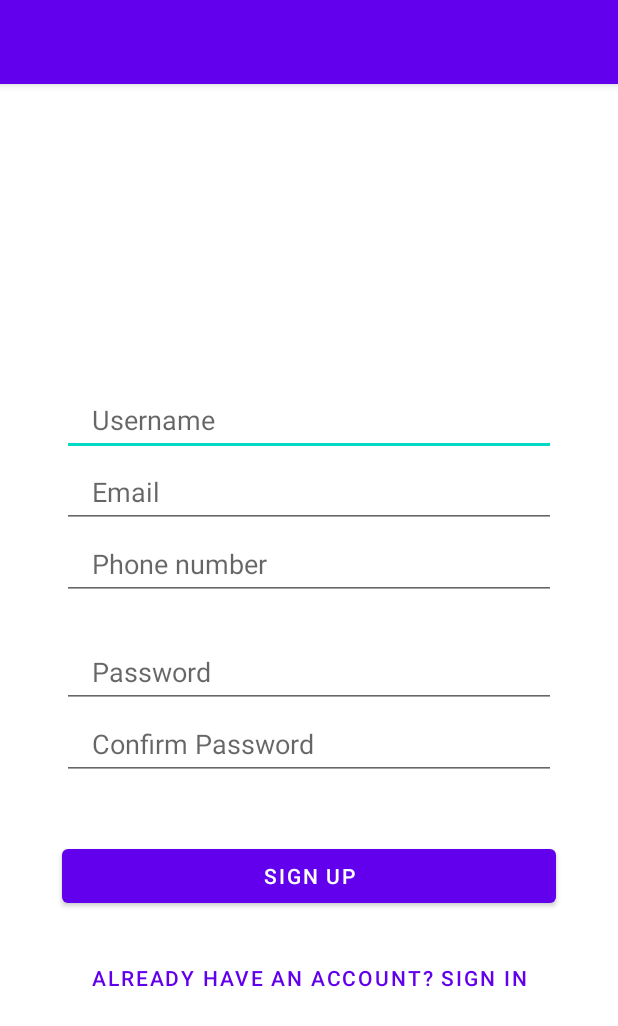
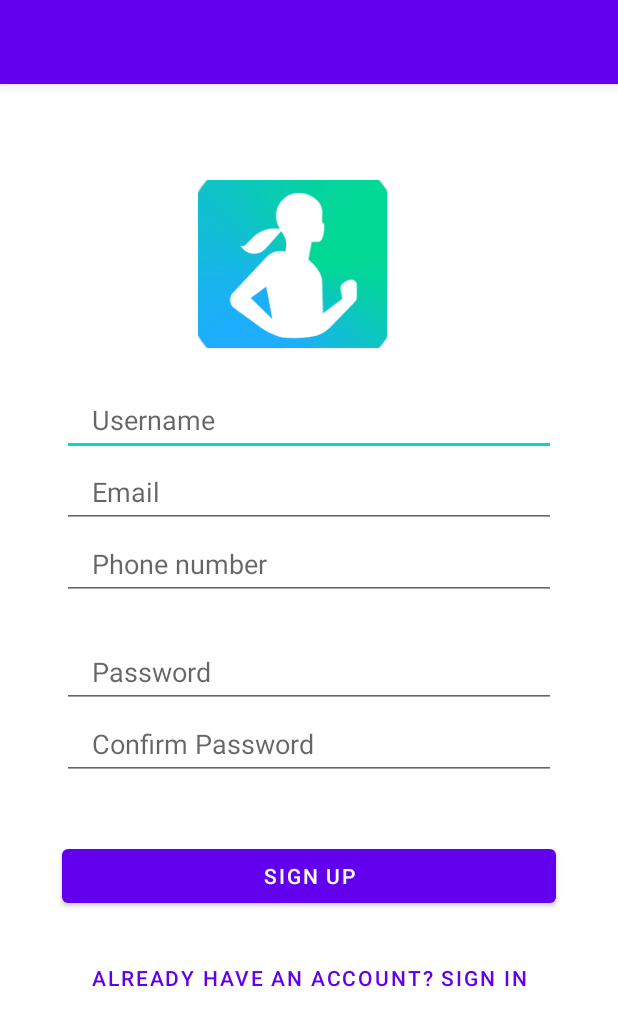
Before and after one commit to SiddarthaDarisi/blah1, an Android app: the screen it shows after launch (register), on a phone screen of 412 x 824 dp. Shown: the top 1026 px of the screen. Run offline under Robolectric (Android 15) with nearby library versions, the phone set to English and light mode, and no system bars; our stand-ins replace Firebase (no records; nobody signed in at launch, a user with empty details on screens opened directly).

Commit message:
changed register

```diff
--- a/app/src/main/java/com/example/myapplication/register.java
+++ b/app/src/main/java/com/example/myapplication/register.java
@@ -19,7 +19,7 @@ import com.google.firebase.auth.FirebaseAuth;
 
 public class register extends AppCompatActivity {
     EditText usrname,email,phone,password;
-    Button registerbtn;
+    Button registerbtn,login;
     TextView already;
     FirebaseAuth fauthen;
 
@@ -32,6 +32,7 @@ public class register extends AppCompatActivity {
         phone=findViewById(R.id.signUpFragPhoneNumber);
         password=findViewById(R.id.signUpFragPassword);
         registerbtn=findViewById(R.id.signUpFragSignUp);
+        login=findViewById(R.id.logInFragSignIn);
         fauthen= FirebaseAuth.getInstance();
         if(fauthen.getCurrentUser()!=null)
         {
@@ -65,6 +66,8 @@ public class register extends AppCompatActivity {
 
 
             }
+
         });
 
+
     }}
--- a/app/src/main/res/layout/activity_register.xml
+++ b/app/src/main/res/layout/activity_register.xml
@@ -4,6 +4,16 @@
     xmlns:tools="http://schemas.android.com/tools"
     android:layout_width="match_parent"
     android:layout_height="match_parent">
+
+    <androidx.constraintlayout.utils.widget.ImageFilterButton
+        android:id="@+id/imageFilterButton2"
+        android:layout_width="126dp"
+        android:layout_height="112dp"
+        android:layout_marginStart="132dp"
+        android:layout_marginTop="64dp"
+        app:layout_constraintStart_toStartOf="parent"
+        app:layout_constraintTop_toTopOf="parent"
+        app:srcCompat="@drawable/_00923_apps_and_services_health_logo" />
 
     <EditText
         android:id="@+id/signUpFragUsername"
```
Also changed, not shown: app/src/main/java/com/example/myapplication/MainActivity.java (+57 -0 lines), app/src/main/java/com/example/myapplication/login.java (+48 -3 lines), app/src/main/res/layout/activity_login.xml (+24 -14 lines), app/src/main/res/layout/activity_main.xml (+13 -0 lines), app/src/main/res/drawable-hdpi/_00923_apps_and_services_health_logo.png (added).
